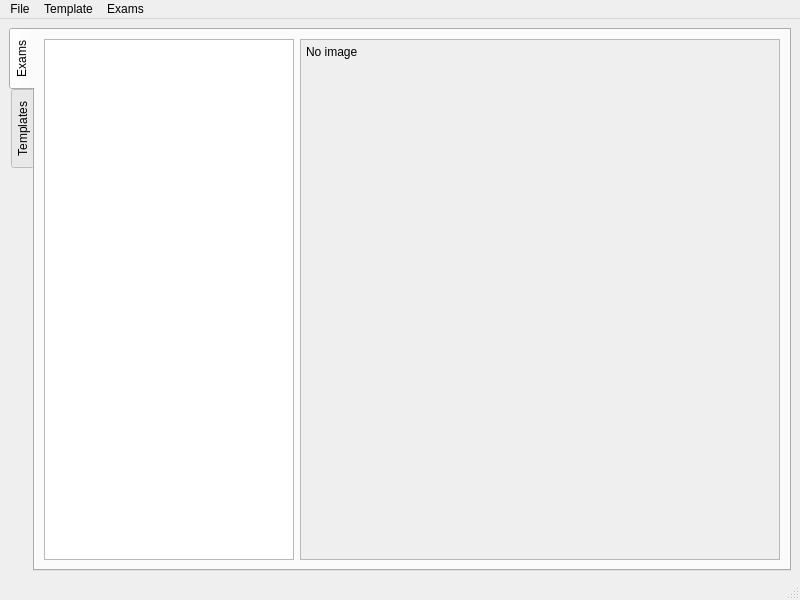
Old version of the form aer/views/mainwindow.ui in the repository GandalfM/automatic-exams-reader.
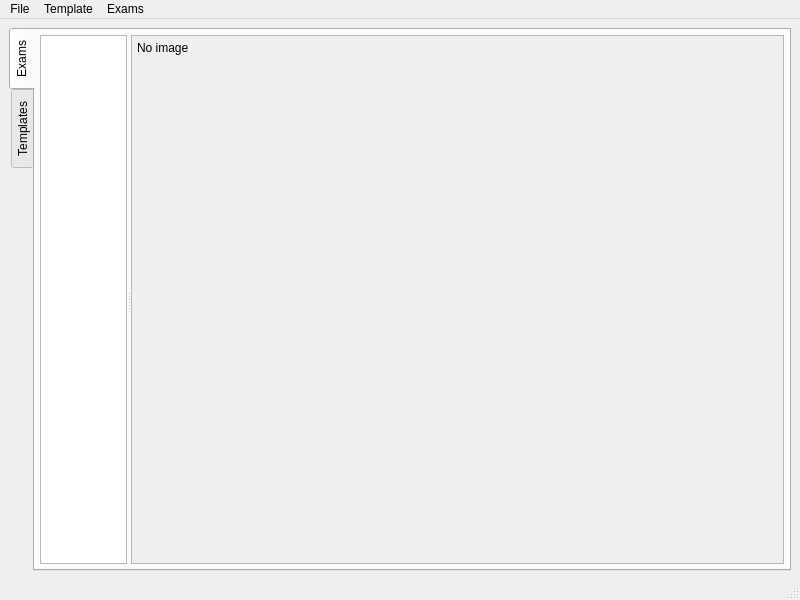
New version of the form. The open tabs and pages were chosen to show the change.

```diff
--- a/aer/views/mainwindow.ui
+++ b/aer/views/mainwindow.ui
@@ -54,19 +54,36 @@
        <attribute name="title">
         <string>Exams</string>
        </attribute>
-       <layout class="QHBoxLayout" name="horizontalLayout_2">
+       <layout class="QVBoxLayout" name="verticalLayout">
+        <property name="margin">
+         <number>5</number>
+        </property>
         <item>
+         <widget class="QSplitter" name="splitter">
+          <property name="orientation">
+           <enum>Qt::Horizontal</enum>
+          </property>
          <widget class="QListView" name="examListView">
+           <property name="sizePolicy">
+            <sizepolicy hsizetype="Expanding" vsizetype="Expanding">
+             <horstretch>1</horstretch>
+             <verstretch>0</verstretch>
+            </sizepolicy>
+           </property>
           <property name="maximumSize">
            <size>
-            <width>250</width>
+             <width>16777215</width>
             <height>16777215</height>
            </size>
           </property>
          </widget>
-        </item>
-        <item>
          <widget class="QScrollArea" name="examScrollArea">
+           <property name="sizePolicy">
+            <sizepolicy hsizetype="Expanding" vsizetype="Expanding">
+             <horstretch>30</horstretch>
+             <verstretch>0</verstretch>
+            </sizepolicy>
+           </property>
           <property name="widgetResizable">
            <bool>true</bool>
           </property>
@@ -75,8 +92,8 @@
             <rect>
              <x>0</x>
              <y>0</y>
-             <width>469</width>
-             <height>511</height>
+              <width>160</width>
+              <height>519</height>
             </rect>
            </property>
            <property name="sizePolicy">
@@ -114,6 +131,7 @@
            </layout>
           </widget>
          </widget>
+         </widget>
         </item>
        </layout>
       </widget>
```
Left out of the diff: 31 changed lines with no effect on the pictures. Lines whose indentation alone changed are shown as unchanged.
